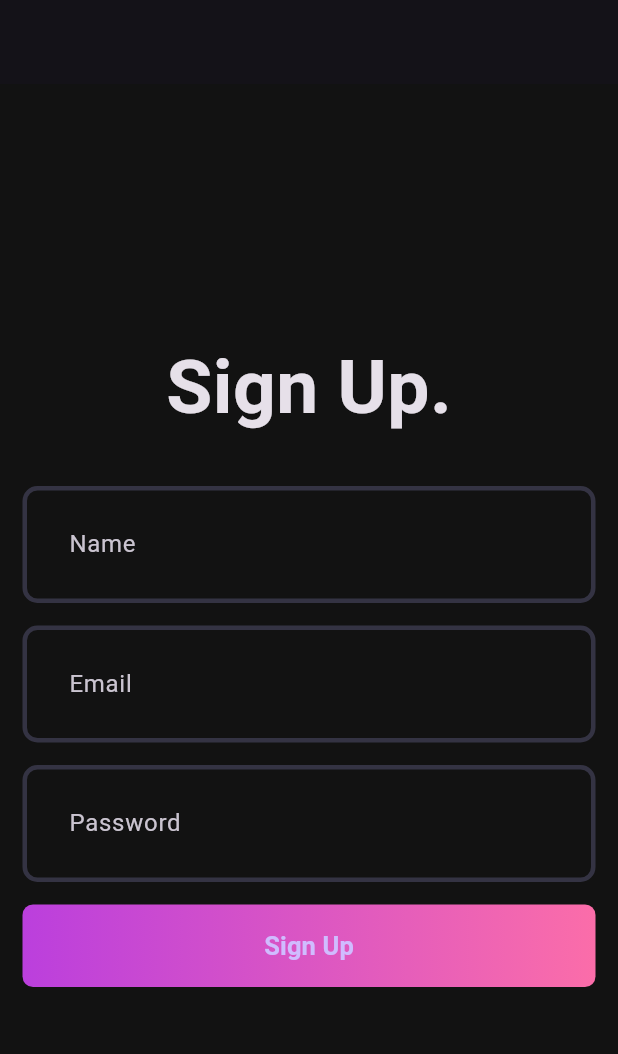
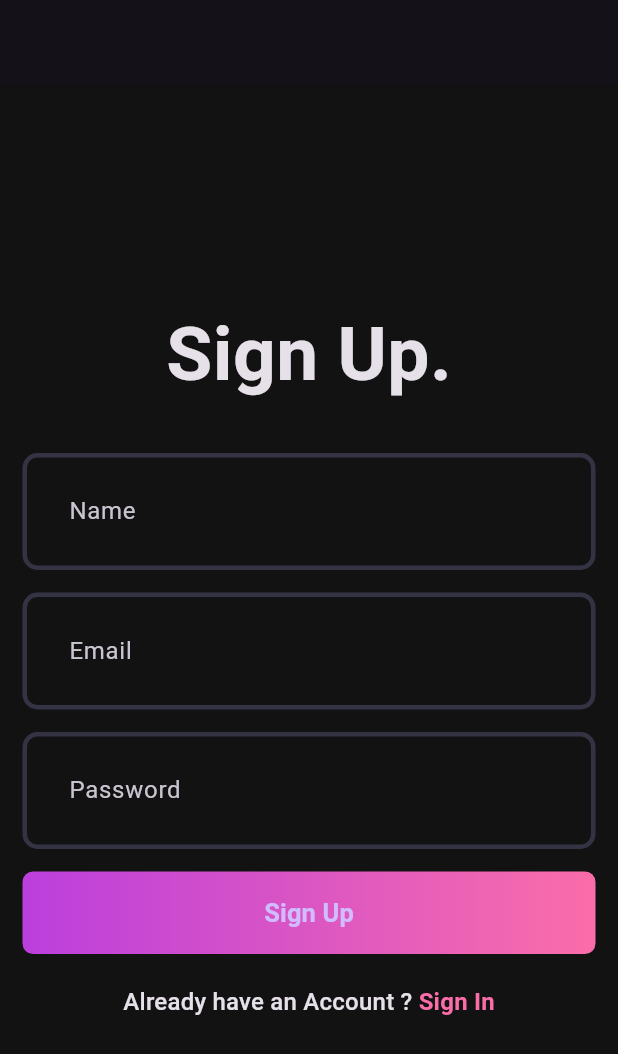
Before and after one commit to churchillotiende/music_app, a Flutter app: the screen it shows after launch, on a phone screen of 412 x 824 dp. Shown: the top 1054 px of the screen. Run offline on Flutter 3.47's test engine with Material 3 defaults, Android fonts, the phone set to English and light mode, and no system bars.

Commit message:
chore: adds link to login page

```diff
--- a/client/lib/features/auth/view/pages/signup_page.dart
+++ b/client/lib/features/auth/view/pages/signup_page.dart
@@ -1,3 +1,4 @@
+import 'package:client/core/theme/app_pallete.dart';
 import 'package:client/features/auth/view/widgets/auth_gradient_button.dart';
 import 'package:client/features/auth/view/widgets/custom_field.dart';
 import 'package:flutter/material.dart';
@@ -44,6 +45,22 @@
               height: 15,
             ),
             AuthGradientButton(),
+            const SizedBox(
+              height: 20,
+            ),
+            RichText(
+              text: TextSpan(
+                  text: "Already have an Account ? ",
+                  style: Theme.of(context).textTheme.titleMedium,
+                  children: [
+                    TextSpan(
+                        text: "Sign In",
+                        style: TextStyle(
+                          color: Pallete.gradient2,
+                          fontWeight: FontWeight.bold,
+                        )),
+                  ]),
+            ),
           ],
         ),
       ),
```
